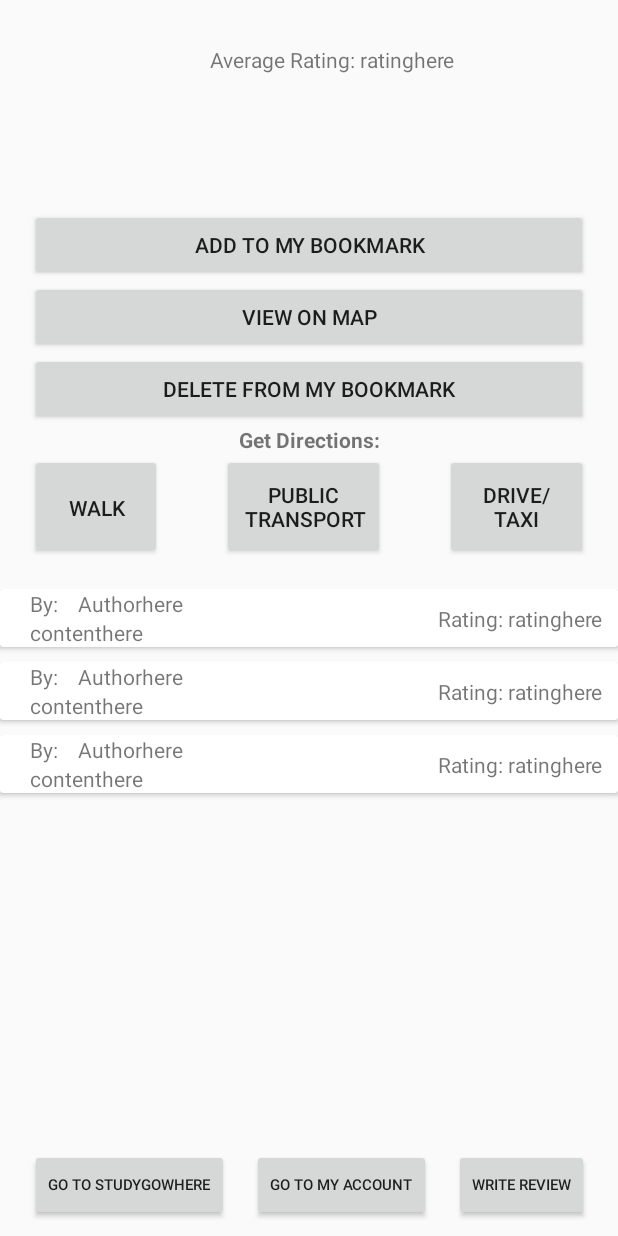
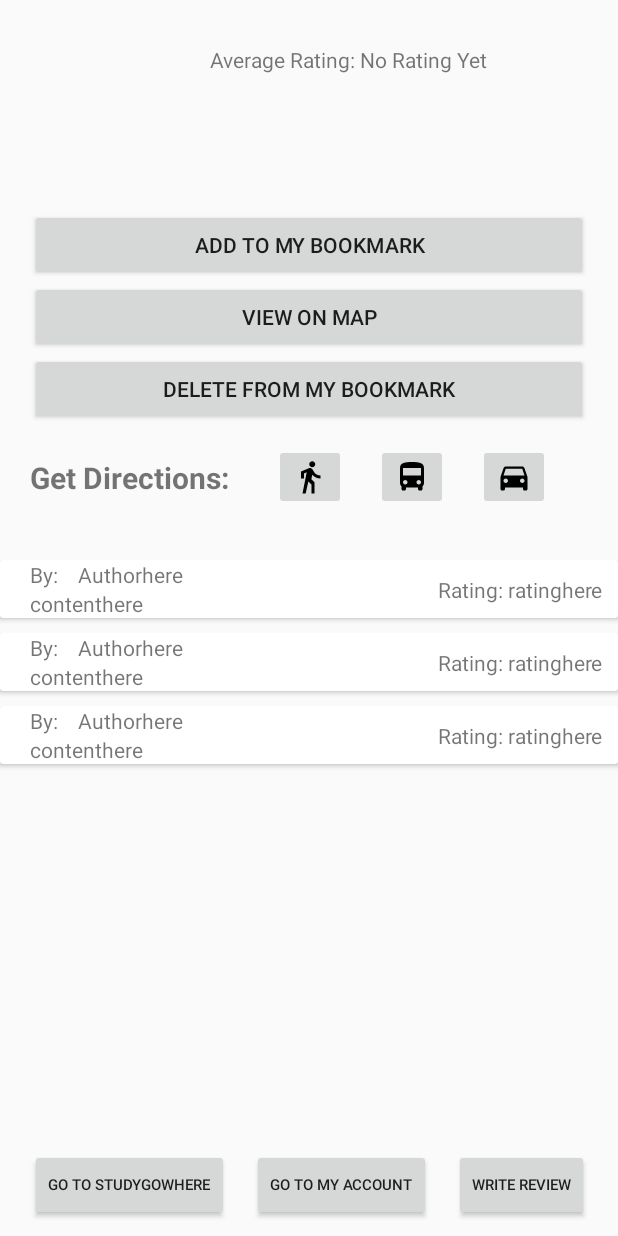
Before and after one commit to linyueee/studygowhere2, an Android app: the layout activity_detail.xml on its own in the app's theme, with its tools: preview values and no code run, on a phone screen of 412 x 824 dp. Run offline under Robolectric (Android 15) with nearby library versions, the phone set to English and light mode, and no system bars.

Commit message:
Updated ui

```diff
--- a/app/src/main/java/com/example/studygowhere/DetailActivity.java
+++ b/app/src/main/java/com/example/studygowhere/DetailActivity.java
@@ -12,6 +12,7 @@ import android.view.View;
 import android.view.ViewGroup;
 import android.widget.BaseAdapter;
 import android.widget.Button;
+import android.widget.ImageButton;
 import android.widget.ImageView;
 import android.widget.ListView;
 import android.widget.TextView;
@@ -38,7 +39,8 @@ public class DetailActivity extends AppCompatActivity {
     TextView detailName;
     static TextView avgrating;
     ImageView image;
-    Button btnaddBookmark, btnviewonmap, btndelete, btnwritereview, btnsgw, btnacc, btnWalk, btnDrive, btnPT;
+    Button btnaddBookmark, btnviewonmap, btndelete, btnwritereview, btnsgw, btnacc;
+    ImageButton btnWalk, btnDrive, btnPT;
     static String saname;
     String imageurl;
     static Context context;
@@ -60,9 +62,9 @@ public class DetailActivity extends AppCompatActivity {
         avgrating = (TextView) findViewById(R.id.avgrate);
         btnsgw = (Button) findViewById(R.id.toSGW);
         btnacc = (Button) findViewById(R.id.toAcc);
-        btnPT = (Button) findViewById(R.id.btnPT);
-        btnWalk = (Button) findViewById(R.id.btnWalk);
-        btnDrive = (Button) findViewById(R.id.btnDrive);
+        btnPT = (ImageButton) findViewById(R.id.btnPT);
+        btnWalk = (ImageButton) findViewById(R.id.btnWalk);
+        btnDrive = (ImageButton) findViewById(R.id.btnDrive);
         saname = intent.getStringExtra("Name");
         detailName.setText(saname);
         imageurl = intent.getStringExtra("Image");
--- a/app/src/main/java/com/example/studygowhere/DirectionsActivity.java
+++ b/app/src/main/java/com/example/studygowhere/DirectionsActivity.java
@@ -78,7 +78,7 @@ public class DirectionsActivity extends FragmentActivity implements OnMapReadyCa
     private Location lastLocation;
     private Marker currentUserLocationMarker;
     private static final int Request_User_Location_Code = 99;
-    Button btndetails;
+    Button btndetails, btnexit;
     private LatLng mOrigin;
     private LatLng mDestination;
     private Polyline mPolyline;
@@ -111,6 +111,7 @@ public class DirectionsActivity extends FragmentActivity implements OnMapReadyCa
         fusedLocationProviderClient=LocationServices.getFusedLocationProviderClient(this);
 
         btndetails = (Button) findViewById(R.id.detail);
+        btnexit = (Button) findViewById(R.id.exit);
 
         mapFragment.getMapAsync(this);
         intent=getIntent();
@@ -132,6 +133,14 @@ public class DirectionsActivity extends FragmentActivity implements OnMapReadyCa
 
             }
         });
+
+        btnexit.setOnClickListener(new View.OnClickListener() {
+                    @Override
+                    public void onClick(View v) {
+                        Intent i = new Intent(DirectionsActivity.this,MapsActivity.class);
+                        startActivity(i);
+                    }
+                });
         drawer = findViewById(R.id.drawer);
         toolbar = findViewById(R.id.toolbar);
         toolbar.setTitle("StudyGoWhere");
--- /dev/null
+++ b/app/src/main/res/drawable/ic_directions_bus_black_24dp.xml
@@ -0,0 +1,9 @@
+<vector xmlns:android="http://schemas.android.com/apk/res/android"
+        android:width="24dp"
+        android:height="24dp"
+        android:viewportWidth="24.0"
+        android:viewportHeight="24.0">
+    <path
+        android:fillColor="#FF000000"
+        android:pathData="M4,16c0,0.88 0.39,1.67 1,2.22L5,20c0,0.55 0.45,1 1,1h1c0.55,0 1,-0.45 1,-1v-1h8v1c0,0.55 0.45,1 1,1h1c0.55,0 1,-0.45 1,-1v-1.78c0.61,-0.55 1,-1.34 1,-2.22L20,6c0,-3.5 -3.58,-4 -8,-4s-8,0.5 -8,4v10zM7.5,17c-0.83,0 -1.5,-0.67 -1.5,-1.5S6.67,14 7.5,14s1.5,0.67 1.5,1.5S8.33,17 7.5,17zM16.5,17c-0.83,0 -1.5,-0.67 -1.5,-1.5s0.67,-1.5 1.5,-1.5 1.5,0.67 1.5,1.5 -0.67,1.5 -1.5,1.5zM18,11L6,11L6,6h12v5z"/>
+</vector>
--- /dev/null
+++ b/app/src/main/res/drawable/ic_directions_car_black_24dp.xml
@@ -0,0 +1,9 @@
+<vector xmlns:android="http://schemas.android.com/apk/res/android"
+        android:width="24dp"
+        android:height="24dp"
+        android:viewportWidth="24.0"
+        android:viewportHeight="24.0">
+    <path
+        android:fillColor="#FF000000"
+        android:pathData="M18.92,6.01C18.72,5.42 18.16,5 17.5,5h-11c-0.66,0 -1.21,0.42 -1.42,1.01L3,12v8c0,0.55 0.45,1 1,1h1c0.55,0 1,-0.45 1,-1v-1h12v1c0,0.55 0.45,1 1,1h1c0.55,0 1,-0.45 1,-1v-8l-2.08,-5.99zM6.5,16c-0.83,0 -1.5,-0.67 -1.5,-1.5S5.67,13 6.5,13s1.5,0.67 1.5,1.5S7.33,16 6.5,16zM17.5,16c-0.83,0 -1.5,-0.67 -1.5,-1.5s0.67,-1.5 1.5,-1.5 1.5,0.67 1.5,1.5 -0.67,1.5 -1.5,1.5zM5,11l1.5,-4.5h11L19,11L5,11z"/>
+</vector>
--- /dev/null
+++ b/app/src/main/res/drawable/ic_directions_walk_black_24dp.xml
@@ -0,0 +1,9 @@
+<vector xmlns:android="http://schemas.android.com/apk/res/android"
+        android:width="24dp"
+        android:height="24dp"
+        android:viewportWidth="24.0"
+        android:viewportHeight="24.0">
+    <path
+        android:fillColor="#FF000000"
+        android:pathData="M13.5,5.5c1.1,0 2,-0.9 2,-2s-0.9,-2 -2,-2 -2,0.9 -2,2 0.9,2 2,2zM9.8,8.9L7,23h2.1l1.8,-8 2.1,2v6h2v-7.5l-2.1,-2 0.6,-3C14.8,12 16.8,13 19,13v-2c-1.9,0 -3.5,-1 -4.3,-2.4l-1,-1.6c-0.4,-0.6 -1,-1 -1.7,-1 -0.3,0 -0.5,0.1 -0.8,0.1L6,8.3V13h2V9.6l1.8,-0.7"/>
+</vector>
--- a/app/src/main/res/layout/activity_detail.xml
+++ b/app/src/main/res/layout/activity_detail.xml
@@ -23,8 +23,8 @@
         android:id="@+id/avgrate"
         android:layout_width="wrap_content"
         android:layout_height="wrap_content"
-        android:text="ratinghere"
         android:layout_toRightOf="@+id/tvrate"
+        android:text="No Rating Yet"
         android:layout_alignTop="@+id/tvrate"/>
 
 
@@ -63,44 +63,47 @@
         android:text="DELETE FROM MY BOOKMARK"
         android:onClick="DeleteBM"/>
 
-    <TextView
-        android:id="@+id/textView2"
-        android:layout_width="match_parent"
-        android:layout_height="wrap_content"
-        android:layout_below="@id/btndelete"
-        android:layout_marginHorizontal="20dp"
-        android:text="Get Directions:"
-        android:textAlignment="center"
-        android:textStyle="bold" />
+
 
     <LinearLayout
         android:id="@+id/directionsOptions"
         android:layout_width="wrap_content"
         android:layout_height="70dp"
-        android:layout_below="@id/textView2"
+        android:layout_below="@id/btndelete"
         android:orientation="horizontal">
+        <TextView
+            android:id="@+id/textView2"
+            android:layout_width="wrap_content"
+            android:layout_height="wrap_content"
+            android:layout_marginHorizontal="20dp"
+            android:text="Get Directions:"
+            android:textSize="20dp"
+            android:layout_gravity="center"
+            android:textStyle="bold" />
 
-        <Button
+        <ImageButton
             android:id="@+id/btnWalk"
             android:layout_width="wrap_content"
-            android:layout_height="match_parent"
-            android:layout_marginHorizontal="20dp"
-            android:gravity="center|top"
-            android:text="\nWalk" />
+            android:layout_height="wrap_content"
+            android:layout_marginHorizontal="10dp"
+            android:layout_gravity="center"
+            android:src="@drawable/ic_directions_walk_black_24dp" />
 
-        <Button
+        <ImageButton
             android:id="@+id/btnPT"
             android:layout_width="wrap_content"
-            android:layout_height="70dp"
-            android:layout_marginHorizontal="20dp"
-            android:text="Public\n Transport" />
+            android:layout_height="wrap_content"
+            android:layout_marginHorizontal="10dp"
+            android:layout_gravity="center"
+            android:src="@drawable/ic_directions_bus_black_24dp" />
 
-        <Button
+        <ImageButton
             android:id="@+id/btnDrive"
             android:layout_width="wrap_content"
-            android:layout_height="70dp"
-            android:layout_marginHorizontal="20dp"
-            android:text="Drive/Taxi" />
+            android:layout_height="wrap_content"
+            android:layout_marginHorizontal="10dp"
+            android:layout_gravity="center"
+            android:src="@drawable/ic_directions_car_black_24dp" />
     </LinearLayout>
 
     <TextView
--- a/app/src/main/res/layout/activity_directions.xml
+++ b/app/src/main/res/layout/activity_directions.xml
@@ -62,9 +62,6 @@
         android:layout_marginBottom="60dp"
         android:layout_marginRight="10dp">
 
-
-
-
         <Button
             android:id="@+id/detail"
             android:layout_height="wrap_content"
@@ -72,9 +69,15 @@
             android:text="Route Details"
             android:textSize = "15dp"
             android:layout_weight="1"
-
             />
-
+        <Button
+            android:id="@+id/exit"
+            android:layout_height="wrap_content"
+            android:layout_width="100dp"
+            android:text="Exit"
+            android:textSize = "15dp"
+            android:layout_weight="1"
+            />
 
 
     </LinearLayout>
```
